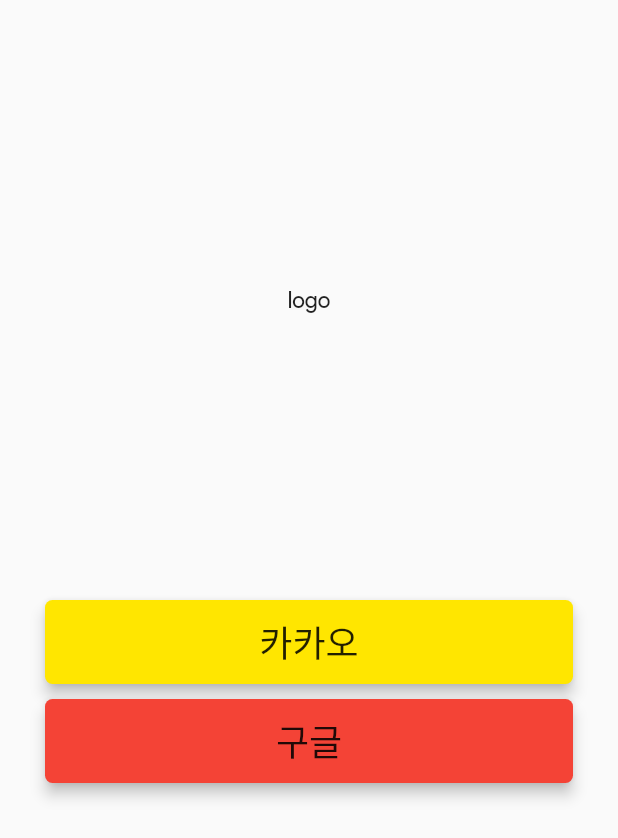
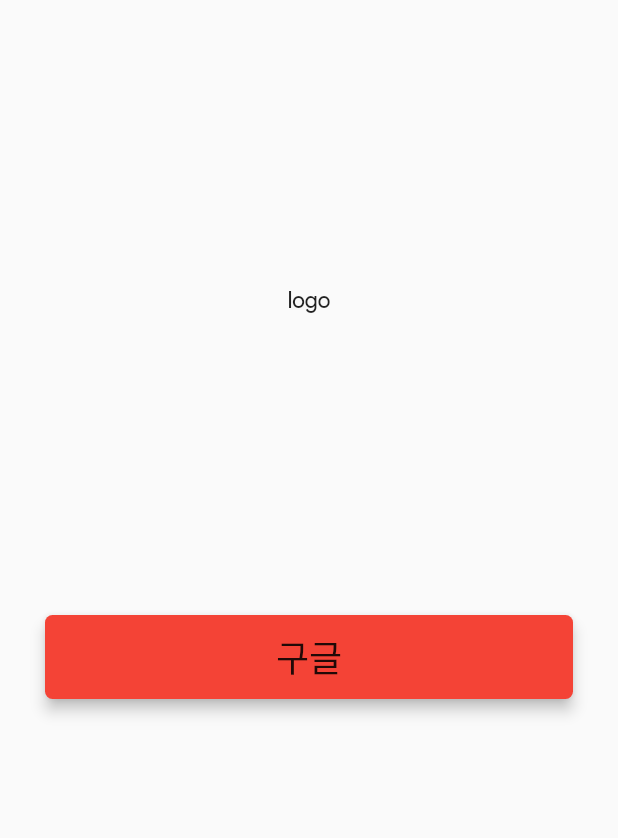
Before and after one commit to Bangc121/flutter-repair-kimpro, a Flutter app: the screen it shows after launch, on a phone screen of 412 x 824 dp. Shown: the top 838 px of the screen. Run offline on Flutter 3.47's test engine with Material 2 defaults, Android fonts, the phone set to English and light mode, and no system bars; our stand-ins replace another_flushbar, cloud_firestore, dio, firebase_auth, firebase_core, firebase_storage and 9 more; missing offline and left inert: bs_flutter_selectbox, kakao_flutter_sdk, kpostal, material_dialog, shared_preferences_web; accounts and stored records are empty; generated files the repository leaves out were written again.

Commit message:
카카오 로그인 막음

```diff
--- a/lib/screens/login/add_profile_select.dart
+++ b/lib/screens/login/add_profile_select.dart
@@ -1,4 +1,5 @@
 import 'package:flutter/material.dart';
+import 'package:kimpro/utils/routes/routes.dart';
 
 /// 사용자, 사업자 선택 화면
 class AddProfileSelectScreen extends StatelessWidget {
@@ -15,13 +16,13 @@
             ElevatedButton(
               child: const Text('일반사용자'),
               onPressed: () {
-                Navigator.pushNamed(context, '/add-profile');
+                Navigator.pushNamed(context, Routes.addProfile);
               },
             ),
             ElevatedButton(
               child: const Text('전문가'),
               onPressed: () {
-                Navigator.pushNamed(context, '/add-profile-pro');
+                Navigator.pushNamed(context, Routes.addProfilePro);
               },
             ),
           ],
--- a/lib/screens/login/login.dart
+++ b/lib/screens/login/login.dart
@@ -83,17 +83,17 @@
                 height: 400.0,
                 child: const Text('logo'),
               ),
-              ElevatedButton(
-                  child: Text('카카오', style: Theme.of(context).textTheme.headline5),
-                  style: ElevatedButton.styleFrom(
-                    primary: const Color(0xFFFFE600),
-                    elevation: 4,
-                    shape: RoundedRectangleBorder(
-                      borderRadius: BorderRadius.circular(5.0),
-                    ),
-                    padding: const EdgeInsets.symmetric(vertical: 10.0),
-                  ),
-                  onPressed: () => _kakaoLogin()),
+              // ElevatedButton(
+              //     child: Text('카카오', style: Theme.of(context).textTheme.headline5),
+              //     style: ElevatedButton.styleFrom(
+              //       primary: const Color(0xFFFFE600),
+              //       elevation: 4,
+              //       shape: RoundedRectangleBorder(
+              //         borderRadius: BorderRadius.circular(5.0),
+              //       ),
+              //       padding: const EdgeInsets.symmetric(vertical: 10.0),
+              //     ),
+              //     onPressed: () => _kakaoLogin()),
               const SizedBox(
                 height: 10.0,
               ),
--- a/lib/utils/routes/routes.dart
+++ b/lib/utils/routes/routes.dart
@@ -1,4 +1,5 @@
 import 'package:kimpro/screens/bottomTab/bottomTab.dart';
+import 'package:kimpro/screens/debug/debug.dart';
 import 'package:kimpro/screens/estimateDetail/estimateDetail.dart';
 import 'package:kimpro/screens/home/home.dart';
 import 'package:kimpro/screens/login/add_profile.dart';
@@ -30,6 +31,7 @@
   static const String addProfileSelect = '/add-profile-select';
   static const String addProfile = '/add-profile';
   static const String addProfilePro = '/add-profile-pro';
+  static const String debug = '/debug';
 
   static final routes = <String, WidgetBuilder>{
     splash: (BuildContext context) => SplashScreen(),
@@ -45,5 +47,6 @@
     addProfileSelect: (BuildContext context) => AddProfileSelectScreen(),
     addProfile: (BuildContext context) => AddProfileScreen(),
     addProfilePro: (BuildContext context) => AddProfileProScreen(),
+    debug: (BuildContext context) => DebugScreen(),
   };
 }
```
Also changed, not shown: lib/screens/debug/debug.dart (added, +41 -0 lines), lib/screens/home/home.dart (+45 -2 lines).
